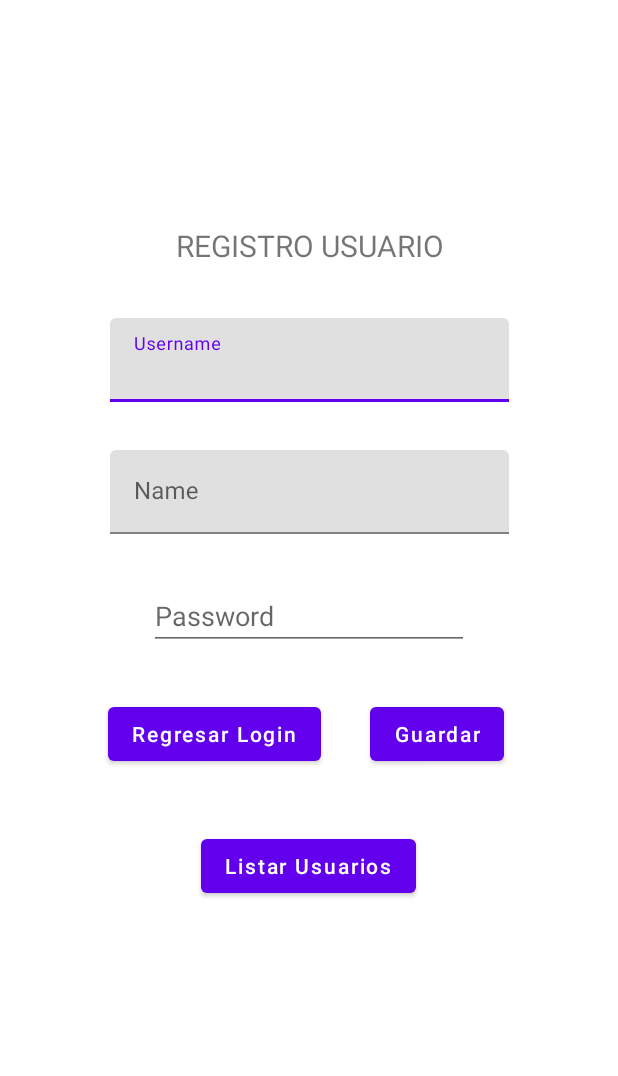
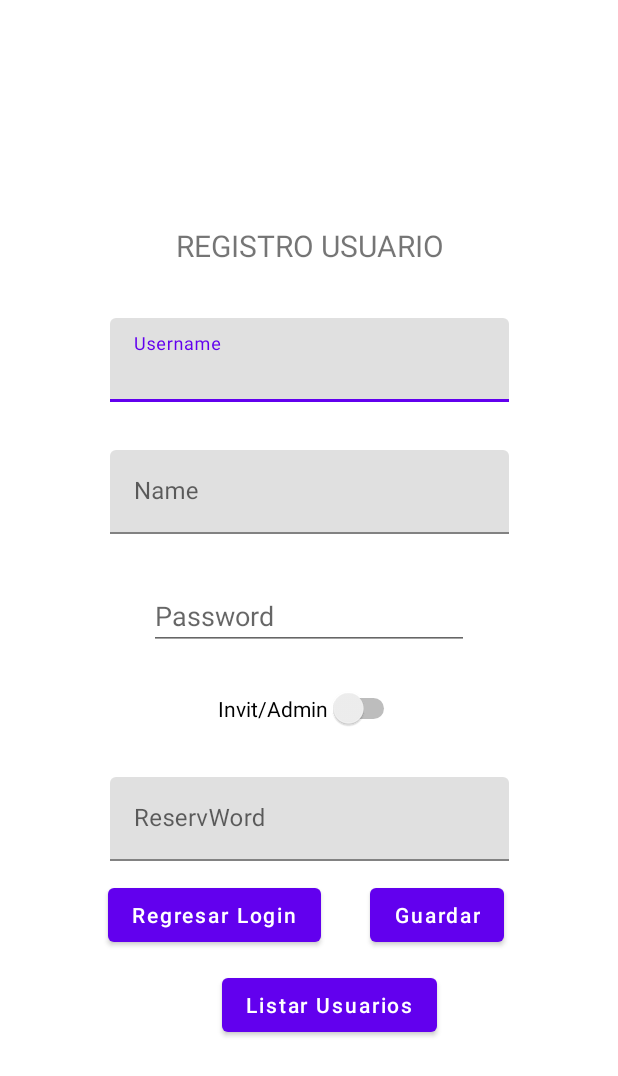
Before and after one commit to Fenix2902/AppRentaCarros, an Android app: the MainActivity_Registrar_Usuario screen opened directly, with no data from a screen before it, after a tap on "Guardar", on a phone screen of 412 x 824 dp. Shown: the top 1076 px of the screen. Run offline under Robolectric (Android 15) with nearby library versions, the phone set to English and light mode, and no system bars; our stand-ins replace Firebase (no records; nobody signed in at launch, a user with empty details on screens opened directly).

Commit message:
Se inicia a modificar registro de usuarios

```diff
--- a/app/src/main/java/com/example/rentacarros/MainActivity_Registrar_Usuario.java
+++ b/app/src/main/java/com/example/rentacarros/MainActivity_Registrar_Usuario.java
@@ -9,6 +9,7 @@ import android.os.Bundle;
 import android.view.View;
 import android.widget.Button;
 import android.widget.EditText;
+import android.widget.Switch;
 import android.widget.Toast;
 
 import com.google.android.gms.tasks.OnCompleteListener;
@@ -26,8 +27,9 @@ public class MainActivity_Registrar_Usuario extends AppCompatActivity {
 
     FirebaseFirestore db = FirebaseFirestore.getInstance();
 
-    EditText etUsername, etName, etPassword;
+    EditText etUsername, etName, etPassword,etreservword;
     Button btnVolverLogin, btnSave,btnListarUsers;
+    Switch swAdmin;
 
     @SuppressLint("MissingInflatedId")
     @Override
@@ -42,6 +44,8 @@ public class MainActivity_Registrar_Usuario extends AppCompatActivity {
         btnSave = findViewById(R.id.btnSaveUser);
         btnVolverLogin = findViewById(R.id.btnRegresarLogin);
         btnListarUsers = findViewById(R.id.btnListUsers);
+        etreservword = findViewById(R.id.etreservword);
+        swAdmin = findViewById(R.id.switchRole);
 
         btnListarUsers.setOnClickListener(new View.OnClickListener() {
             @Override
@@ -54,7 +58,7 @@ public class MainActivity_Registrar_Usuario extends AppCompatActivity {
             @Override
             public void onClick(View view) {
                 //Verificar que el nombre del usuario se haya digitado
-                if (!etName.getText().toString().isEmpty() && !etUsername.getText().toString().isEmpty() && !etPassword.getText().toString().isEmpty()){
+                if (!etName.getText().toString().isEmpty() && !etUsername.getText().toString().isEmpty() && !etPassword.getText().toString().isEmpty() && !etreservword.getText().toString().isEmpty()){
                     //Busqueda de usuario en la coleccion users
                     db.collection("users")
                             .whereEqualTo("username",etUsername.getText().toString())
@@ -70,6 +74,12 @@ public class MainActivity_Registrar_Usuario extends AppCompatActivity {
                                             user.put("name",etName.getText().toString());
                                             user.put("username",etUsername.getText().toString());
                                             user.put("password",etPassword.getText().toString());
+                                            user.put("reservword",etreservword.getText().toString());
+                                            limpiar();
+
+                                            // Obtener el estado del Switch y agregarlo al objeto Map
+                                            boolean isChecked = swAdmin.isChecked();
+                                            user.put("Role", isChecked);
                                             limpiar();
 
                                             // Add a new document with a generated ID
@@ -112,5 +122,6 @@ public class MainActivity_Registrar_Usuario extends AppCompatActivity {
         etUsername.setText("");
         etName.setText("");
         etPassword.setText("");
+        etreservword.setText("");
     }
 }
--- a/app/src/main/res/layout/activity_main_registrar_usuario.xml
+++ b/app/src/main/res/layout/activity_main_registrar_usuario.xml
@@ -68,36 +68,63 @@
         android:layout_width="wrap_content"
         android:layout_height="wrap_content"
         android:layout_marginStart="72dp"
-        android:layout_marginTop="32dp"
+        android:layout_marginTop="100dp"
         android:text="Regresar Login"
         android:textAlignment="center"
         android:textAllCaps="false"
         app:layout_constraintStart_toStartOf="parent"
-        app:layout_constraintTop_toBottomOf="@+id/etpassword" />
+        app:layout_constraintTop_toBottomOf="@+id/switchRole" />
 
     <Button
         android:id="@+id/btnSaveUser"
         android:layout_width="wrap_content"
         android:layout_height="wrap_content"
-        android:layout_marginTop="32dp"
+        android:layout_marginTop="100dp"
         android:text="Guardar"
         android:textAlignment="center"
         android:textAllCaps="false"
         app:layout_constraintEnd_toEndOf="parent"
         app:layout_constraintHorizontal_bias="0.3"
         app:layout_constraintStart_toEndOf="@+id/btnRegresarLogin"
-        app:layout_constraintTop_toBottomOf="@+id/etpassword" />
+        app:layout_constraintTop_toBottomOf="@+id/switchRole" />
 
     <Button
         android:id="@+id/btnListUsers"
         android:layout_width="wrap_content"
         android:layout_height="wrap_content"
-        android:layout_marginTop="40dp"
+        android:layout_marginTop="12dp"
         android:text="Listar Usuarios"
         android:textAlignment="center"
         android:textAllCaps="false"
         app:layout_constraintEnd_toEndOf="parent"
-        app:layout_constraintHorizontal_bias="0.498"
+        app:layout_constraintHorizontal_bias="0.55"
         app:layout_constraintStart_toStartOf="parent"
         app:layout_constraintTop_toBottomOf="@+id/btnRegresarLogin" />
+
+    <Switch
+        android:id="@+id/switchRole"
+        android:layout_width="wrap_content"
+        android:layout_height="wrap_content"
+        android:layout_marginTop="25dp"
+        android:text="Invit/Admin"
+        app:layout_constraintEnd_toEndOf="parent"
+        app:layout_constraintStart_toStartOf="parent"
+        app:layout_constraintTop_toBottomOf="@+id/etpassword" />
+
+    <com.google.android.material.textfield.TextInputLayout
+        android:id="@+id/textreserv"
+        android:layout_width="266dp"
+        android:layout_height="56dp"
+        android:layout_marginTop="32dp"
+        android:hint="ReservWord"
+        app:layout_constraintEnd_toEndOf="parent"
+        app:layout_constraintStart_toStartOf="parent"
+        app:layout_constraintTop_toBottomOf="@+id/switchRole">
+
+        <com.google.android.material.textfield.TextInputEditText
+            android:id="@+id/etreservword"
+            android:layout_width="match_parent"
+            android:layout_height="wrap_content" />
+    </com.google.android.material.textfield.TextInputLayout>
+
 </androidx.constraintlayout.widget.ConstraintLayout>
```
Also changed, not shown: 1 other file.
